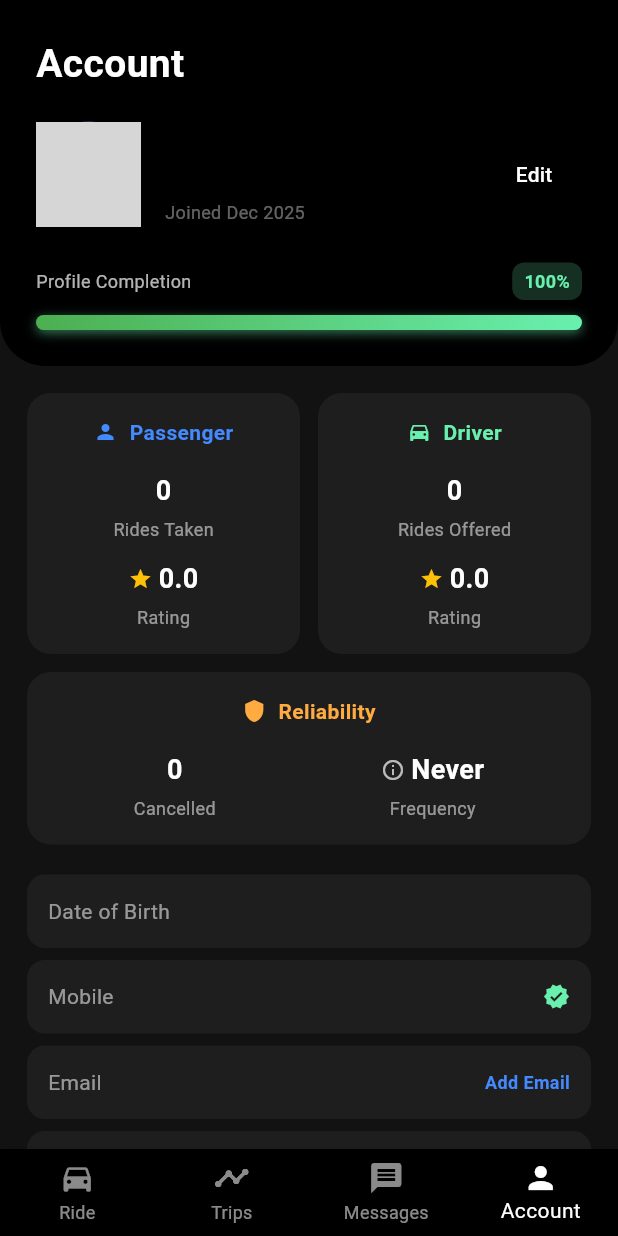
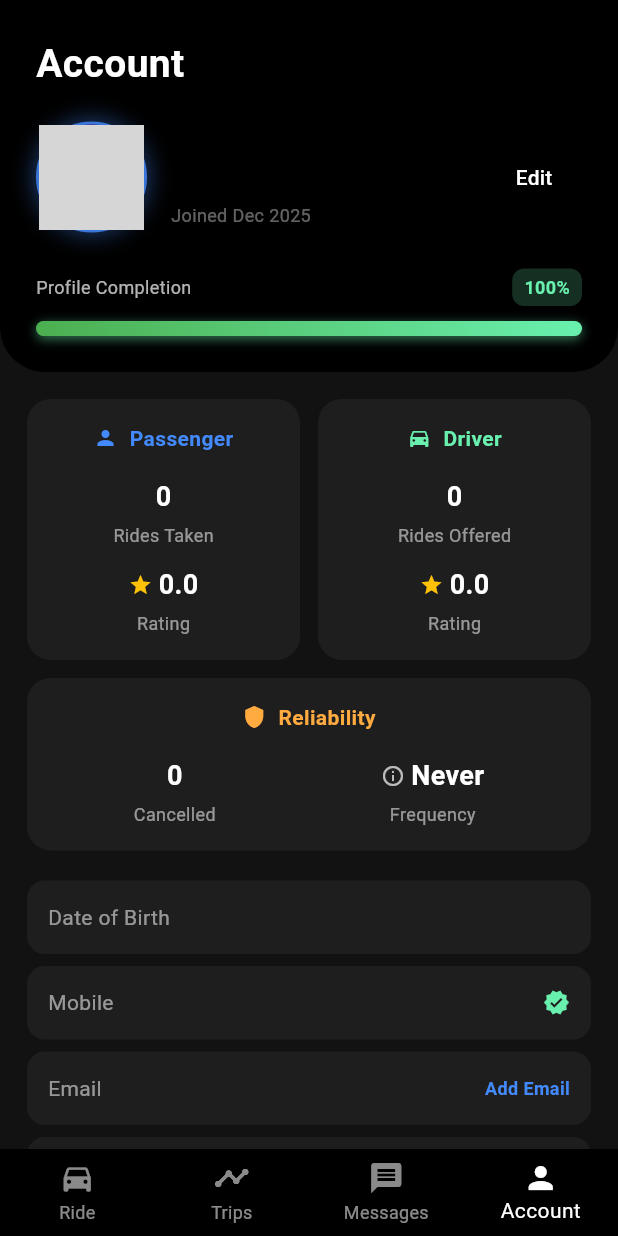
Before and after one commit to SonuVijay1/rideshare, a Flutter app: the screen it shows once a user with an empty profile is signed in, item 4 of the bottom bar chosen, on a phone screen of 412 x 824 dp. Run offline on Flutter 3.47's test engine with Material 3 defaults, Android fonts, the phone set to English and light mode, and no system bars; our stand-ins replace cloud_firestore, firebase_auth, firebase_core, firebase_storage, geolocator, image_cropper and 2 more; accounts and stored records are empty; network calls fail; grey boxes are pictures that could not be loaded.

```diff
--- a/lib/screens/navigation/account_screen.dart
+++ b/lib/screens/navigation/account_screen.dart
@@ -516,6 +516,20 @@ class _AccountScreenState extends State<AccountScreen>
                             GestureDetector(
                               onTap: () =>
                                   _pickAndUpload("profilePic", "profile"),
+                              child: Container(
+                                decoration: BoxDecoration(
+                                  shape: BoxShape.circle,
+                                  border: Border.all(
+                                      color: Colors.blueAccent.withOpacity(0.8),
+                                      width: 2),
+                                  boxShadow: [
+                                    BoxShadow(
+                                      color: Colors.blueAccent.withOpacity(0.4),
+                                      blurRadius: 12,
+                                      spreadRadius: 2,
+                                    ),
+                                  ],
+                                ),
                                 child: CircleAvatar(
                                   radius: 35,
                                   backgroundImage:
@@ -527,9 +541,11 @@ class _AccountScreenState extends State<AccountScreen>
                                               ? name[0].toUpperCase()
                                               : "?",
                                           style: const TextStyle(
-                                            color: Colors.white, fontSize: 26),
+                                              color: Colors.white,
+                                              fontSize: 26),
                                         )
                                       : null,
+                                ),
                               ),
                             ),
                             const SizedBox(width: 16),
```
Lines whose indentation alone changed are shown as unchanged.
